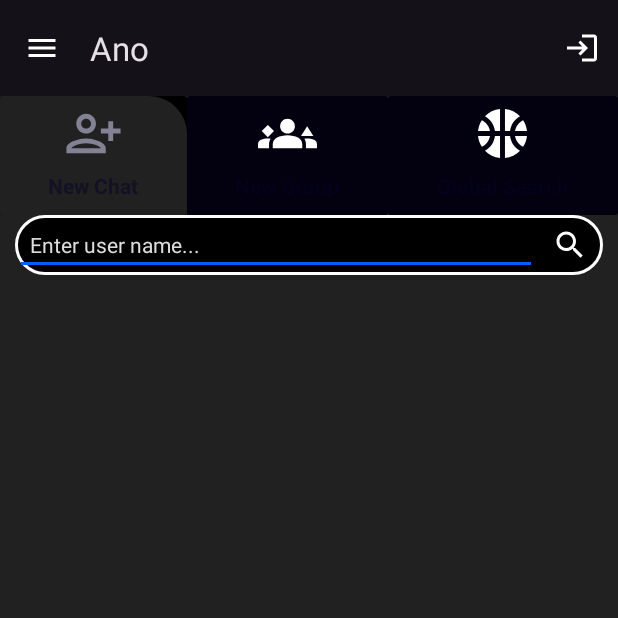
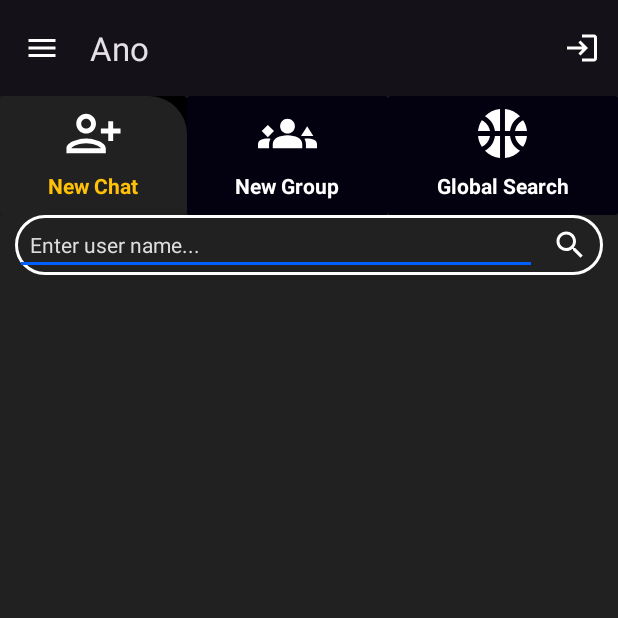
Before and after one commit to Aabhishek29/Ano, an Android app: the fragment ContactsFragment placed in its activity, after a tap on "New Chat", on a phone screen of 412 x 824 dp, the top half of it. Run offline under Robolectric (Android 15) with nearby library versions, the phone set to English and light mode, and no system bars; libraries missing offline, so code that uses them is left out: com.google.mlkit.vision; 3 statements that could not run were skipped.

Commit message:
fixedcolor issue contact frag

```diff
--- a/app/src/main/java/com/zeusforth/ano/dashboard/ContactsFragment.kt
+++ b/app/src/main/java/com/zeusforth/ano/dashboard/ContactsFragment.kt
@@ -15,6 +15,7 @@ import android.widget.LinearLayout
 import android.widget.ProgressBar
 import android.widget.TextView
 import androidx.cardview.widget.CardView
+import androidx.core.graphics.toColor
 import androidx.fragment.app.Fragment
 import androidx.recyclerview.widget.LinearLayoutManager
 import androidx.recyclerview.widget.RecyclerView
@@ -143,6 +144,7 @@ class ContactsFragment : Fragment() {
 
 
     fun checkChatType(){
+        var yellow_color : Int = Color.parseColor("#FFC107")
         when(chatType){
 
             "New Chat" -> {
@@ -150,11 +152,11 @@ class ContactsFragment : Fragment() {
                 lyNewGroup.setBackgroundColor(R.color.black)
                 lyGlobalSearch.setBackgroundColor(R.color.black)
 
-                ivNewChat.setColorFilter(R.color.yellow)
+//                ivNewChat.setColorFilter(R.color.yellow)
 
-                tvNewChat.setTextColor(R.color.yellow)
-                tvNewGroup.setTextColor(R.color.white)
-                tvGlobalSearch.setTextColor(R.color.white)
+                tvNewChat.setTextColor(yellow_color)
+                tvNewGroup.setTextColor(Color.WHITE)
+                tvGlobalSearch.setTextColor(Color.WHITE)
 
             }
 
@@ -165,9 +167,9 @@ class ContactsFragment : Fragment() {
 
 //                ivNewGroup.setColorFilter(R.color.yellow)
 
-                tvNewGroup.setTextColor(R.color.yellow)
-                tvNewChat.setTextColor(R.color.white)
-                tvGlobalSearch.setTextColor(R.color.white)
+                tvNewGroup.setTextColor(yellow_color)
+                tvNewChat.setTextColor(Color.WHITE)
+                tvGlobalSearch.setTextColor(Color.WHITE)
 
 
             }
@@ -178,9 +180,10 @@ class ContactsFragment : Fragment() {
 
 //                ivGlobalSearch.setColorFilter(R.color.yellow)
 
-                tvGlobalSearch.setTextColor(R.color.yellow)
-                tvNewChat.setTextColor(R.color.white)
-                tvNewGroup.setTextColor(R.color.white)
+
+                tvGlobalSearch.setTextColor(yellow_color)
+                tvNewChat.setTextColor(Color.WHITE)
+                tvNewGroup.setTextColor(Color.WHITE)
 
             }
 
--- a/app/src/main/res/drawable/search_bg.xml
+++ b/app/src/main/res/drawable/search_bg.xml
@@ -1,6 +1,6 @@
 <?xml version="1.0" encoding="utf-8"?>
 <shape xmlns:android="http://schemas.android.com/apk/res/android">
-<solid android:color="@color/primary_dark"
+<solid android:color="@color/primary"
     />
     <corners android:radius="25dp"/>
     <stroke android:color="@color/white" android:width="2dp"/>
```
